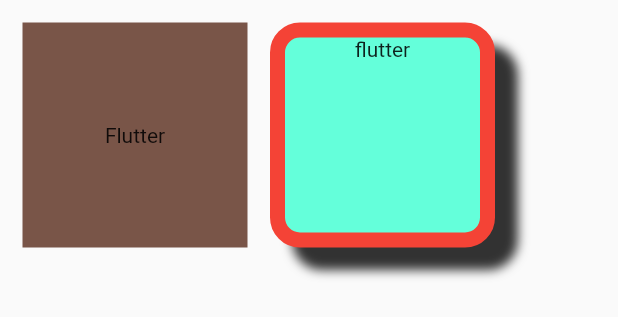
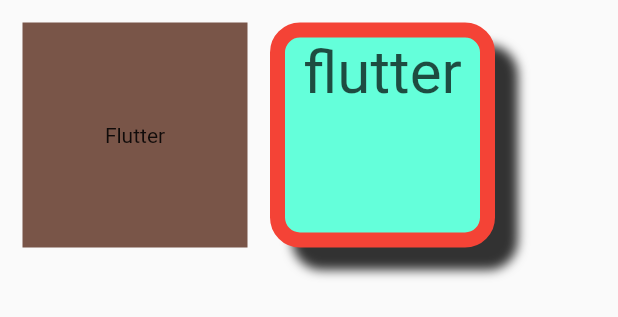
Before and after one commit to Akkash1212/flutterclass, a Flutter app: the Mycointainer widget shown alone on an empty page, opened directly, on a phone screen of 412 x 824 dp. Shown: the top 317 px of the screen. Run offline on Flutter 3.47's test engine with Material 2 defaults, Android fonts, the light colour scheme and no system bars.

```diff
--- a/lib/borderDecoration.dart
+++ b/lib/borderDecoration.dart
@@ -34,7 +34,11 @@
               ),
             ],
           ),
-          child: Text('flutter'),
+          child: Text(
+            'flutter',
+            style:
+                TextStyle(fontSize: 40, color: Colors.black.withOpacity(0.7)),
+          ),
         ),
       ],
     );
```
